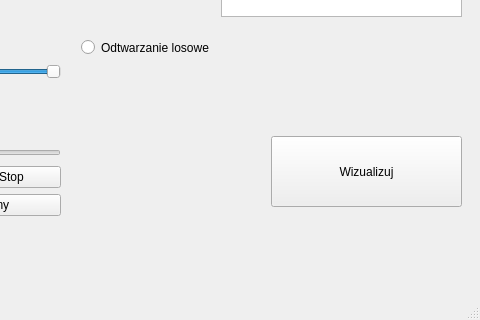
Before: the Qt Designer form mp3_player/forms/mainwindow.ui in adam123600/mp3_player_QT, drawn with Qt 5; both pictures show x 549 to 1029 and y 211 to 531 of the 1029 by 531 pixel window.
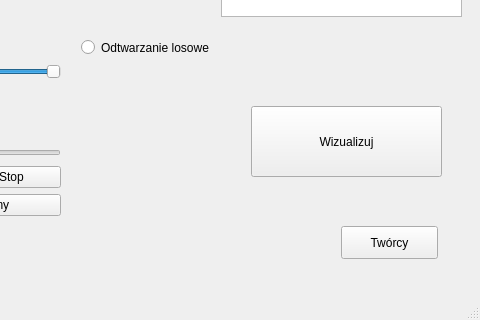
After: the same form once the commit is applied.

Patch:
```diff
--- a/mp3_player/forms/mainwindow.ui
+++ b/mp3_player/forms/mainwindow.ui
@@ -56,8 +56,8 @@
    <widget class="QPushButton" name="pbVisualisation">
     <property name="geometry">
      <rect>
-      <x>820</x>
-      <y>330</y>
+      <x>800</x>
+      <y>300</y>
       <width>191</width>
       <height>71</height>
      </rect>
@@ -252,6 +252,19 @@
      <string>Odtwarzanie losowe</string>
     </property>
    </widget>
+   <widget class="QPushButton" name="pbAuthors">
+    <property name="geometry">
+     <rect>
+      <x>890</x>
+      <y>420</y>
+      <width>97</width>
+      <height>33</height>
+     </rect>
+    </property>
+    <property name="text">
+     <string>Twórcy</string>
+    </property>
+   </widget>
   </widget>
   <widget class="QMenuBar" name="menuBar">
    <property name="geometry">
```
Left out of the diff: 2 changed lines with no effect on the pictures.
